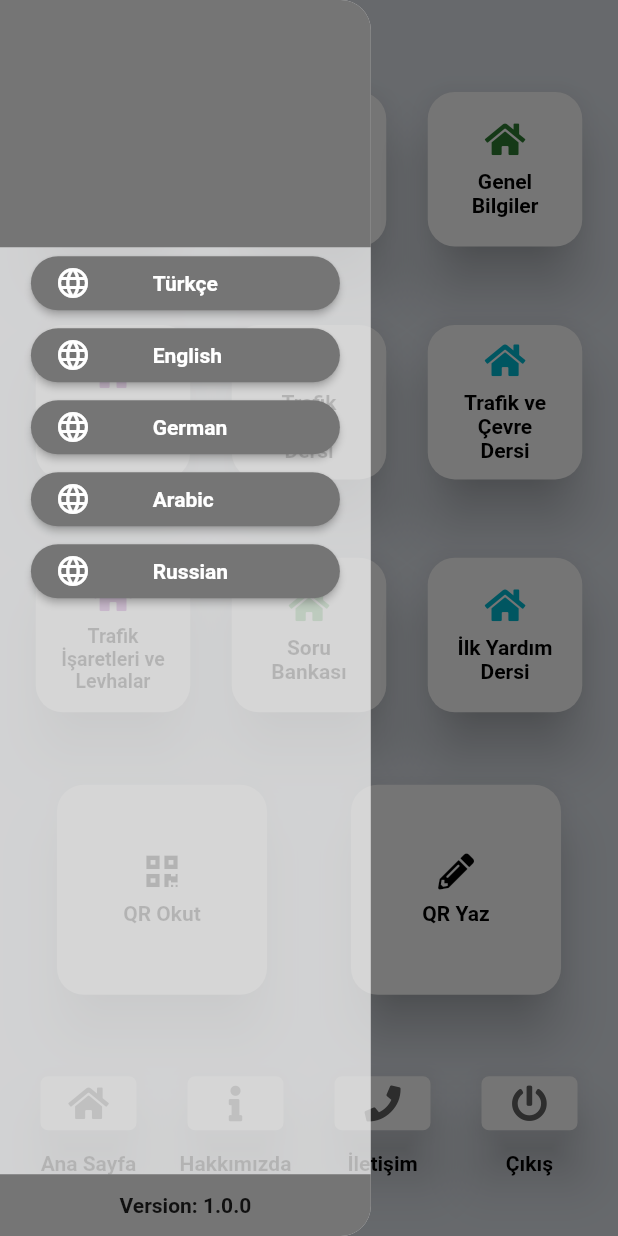
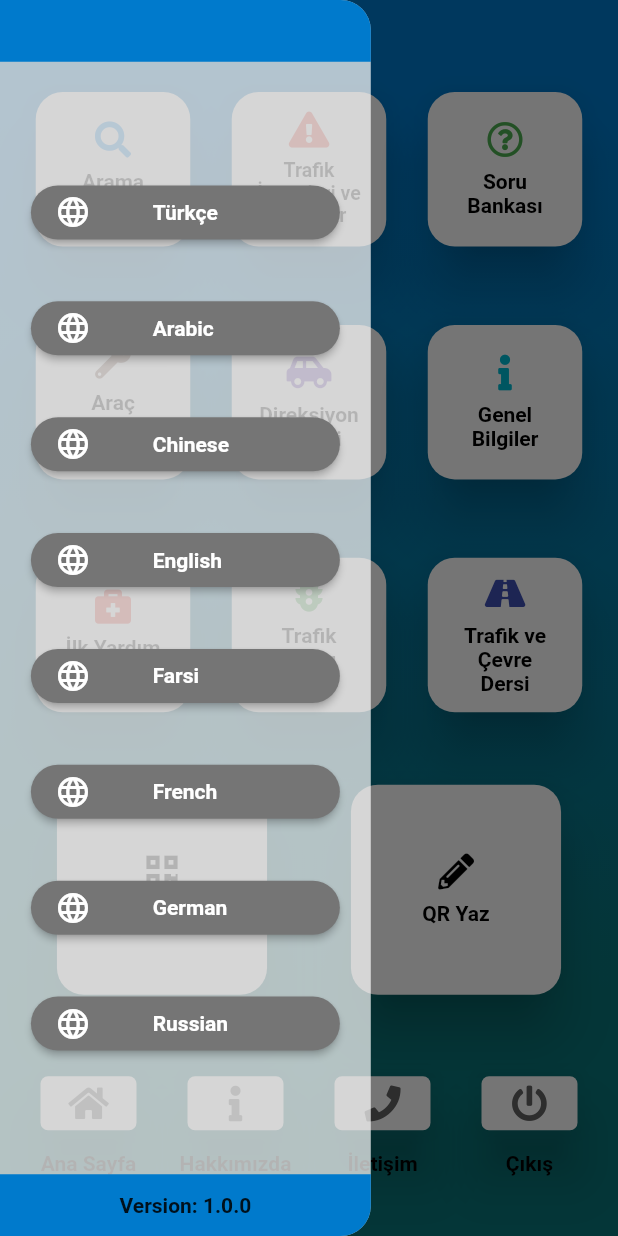
Before and after one commit to tolgabaskesen/mtsk, a Flutter app: the screen it shows after launch, with the side drawer open, on a phone screen of 412 x 824 dp. Run offline on Flutter 3.47's test engine with Material 2 defaults, Android fonts, the phone set to English and light mode, and no system bars; drawn by our look-alikes of auto_size_text; our stand-ins replace easy_localization, font_awesome_flutter, shared_preferences.

Commit message:
QR package installed, visual update.

```diff
--- a/lib/constants/colors.dart
+++ b/lib/constants/colors.dart
@@ -1,3 +1,5 @@
 import 'package:flutter/material.dart';
 
 Color primaryColor = const Color(0xFFe0e5ec);
+Color secondaryColor = const Color(0xFF007acc);
+Color thirdColor = const Color(0xFF097579);
--- a/lib/screens/homepage.dart
+++ b/lib/screens/homepage.dart
@@ -21,7 +21,19 @@ class _HomePageState extends State<HomePage> {
       body: Container(
         height: size.height,
         width: size.width,
-        color: primaryColor,
+        decoration: BoxDecoration(
+            gradient: LinearGradient(
+          stops: const [
+            0.1,
+            0.8,
+          ],
+          begin: Alignment.topCenter,
+          end: Alignment.bottomCenter,
+          colors: [
+            secondaryColor,
+            thirdColor,
+          ],
+        )),
         padding: EdgeInsets.only(
             top: size.height * 0.05, left: 10, right: 10, bottom: 10),
         child: Column(
@@ -72,36 +84,36 @@ class _HomePageState extends State<HomePage> {
               mainAxisAlignment: MainAxisAlignment.spaceAround,
               crossAxisAlignment: CrossAxisAlignment.center,
               children: [
-                ustMenuItem(() {}, "Araç Tekniği Dersi", FontAwesomeIcons.home,
-                    Colors.red),
-                ustMenuItem(() {}, "Direksiyon Eğitimi", FontAwesomeIcons.home,
-                    Colors.orange),
-                ustMenuItem(() {}, "Genel Bilgiler", FontAwesomeIcons.home,
-                    Colors.green.shade800),
+                ustMenuItem(() {}, "Arama Motoru", FontAwesomeIcons.search,
+                    Colors.blue),
+                ustMenuItem(() {}, "Trafik İşaretleri ve Levhalar",
+                    FontAwesomeIcons.exclamationTriangle, Colors.red),
+                ustMenuItem(() {}, "Soru Bankası",
+                    FontAwesomeIcons.questionCircle, Colors.green),
               ],
             ),
             Row(
               mainAxisAlignment: MainAxisAlignment.spaceAround,
               crossAxisAlignment: CrossAxisAlignment.center,
               children: [
-                ustMenuItem(() {}, "İlk Yardım Dersi", FontAwesomeIcons.home,
-                    Colors.purple),
-                ustMenuItem(() {}, "Trafik Adabı Dersi", FontAwesomeIcons.home,
-                    Colors.green),
-                ustMenuItem(() {}, "Trafik ve Çevre Dersi",
-                    FontAwesomeIcons.home, Colors.cyan),
+                ustMenuItem(() {}, "Araç Tekniği Dersi", FontAwesomeIcons.wrench,
+                    Colors.brown),
+                ustMenuItem(() {}, "Direksiyon Eğitimi",
+                    FontAwesomeIcons.carSide, Colors.deepPurple),
+                ustMenuItem(() {}, "Genel Bilgiler", FontAwesomeIcons.info,
+                    Colors.cyan),
               ],
             ),
             Row(
               mainAxisAlignment: MainAxisAlignment.spaceAround,
               crossAxisAlignment: CrossAxisAlignment.center,
               children: [
-                ustMenuItem(() {}, "Trafik İşaretleri ve Levhalar",
-                    FontAwesomeIcons.home, Colors.purple),
-                ustMenuItem(
-                    () {}, "Soru Bankası", FontAwesomeIcons.home, Colors.green),
-                ustMenuItem(() {}, "İlk Yardım Dersi", FontAwesomeIcons.home,
-                    Colors.cyan),
+                ustMenuItem(() {}, "İlk Yardım Dersi",
+                    FontAwesomeIcons.briefcaseMedical, Colors.red),
+                ustMenuItem(() {}, "Trafik Adabı Dersi",
+                    FontAwesomeIcons.trafficLight, Colors.green),
+                ustMenuItem(() {}, "Trafik ve Çevre Dersi",
+                    FontAwesomeIcons.road, Colors.indigo),
               ],
             ),
           ],
--- a/lib/widgets/drawer/drawerbutton.dart
+++ b/lib/widgets/drawer/drawerbutton.dart
@@ -1,4 +1,5 @@
 import 'package:flutter/material.dart';
+import 'package:mtsk/constants/colors.dart';
 
 class DrawerButton extends StatefulWidget {
   final String buttonText;
@@ -23,7 +24,7 @@ class _DrawerButtonState extends State<DrawerButton> {
         width: size.width * 0.5,
         child: ElevatedButton(
             style: ElevatedButton.styleFrom(
-              primary: Color(0XFF217eaa), // background
+              primary: secondaryColor, // background
               onPrimary: Colors.white, // foreground
             ),
             onPressed: widget.buttonFunction,
--- a/lib/widgets/drawer/drawerwidget.dart
+++ b/lib/widgets/drawer/drawerwidget.dart
@@ -1,4 +1,5 @@
 import 'package:flutter/material.dart';
+import 'package:mtsk/constants/colors.dart';
 import 'package:mtsk/init/generated/locale_keys.g.dart';
 import 'package:mtsk/widgets/language/languagebutton.dart';
 import 'drawerButton.dart';
@@ -22,12 +23,13 @@ class _DrawerWidgetState extends State<DrawerWidget> {
       width: size.width * 0.6,
       height: size.height,
       child: Column(
+        mainAxisAlignment: MainAxisAlignment.spaceBetween,
         children: [
           Container(
-            height: size.height * 0.2,
+            height: size.height * 0.05,
             width: size.width * 0.6,
             decoration: BoxDecoration(
-                color: Colors.grey.shade600,
+                color: secondaryColor,
                 borderRadius: const BorderRadius.only(
                   topRight: Radius.circular(20),
                 )),
@@ -48,6 +50,7 @@ class _DrawerWidgetState extends State<DrawerWidget> {
             height: size.height * 0.75,
             width: size.width * 0.6,
             child: Column(
+              mainAxisAlignment: MainAxisAlignment.spaceAround,
               children: const [
                 LanguageButton(
                     pic: "turkey",
@@ -55,20 +58,35 @@ class _DrawerWidgetState extends State<DrawerWidget> {
                     upperID: "TR",
                     buttonText: "Türkçe"),
                 LanguageButton(
+                    pic: "arab",
+                    lowerID: "ar",
+                    upperID: "SA",
+                    buttonText: "Arabic"),
+                LanguageButton(
+                    pic: "russia",
+                    lowerID: "ch",
+                    upperID: "CH",
+                    buttonText: "Chinese"),
+                LanguageButton(
                     pic: "england",
                     lowerID: "en",
                     upperID: "US",
                     buttonText: "English"),
                 LanguageButton(
+                    pic: "russia",
+                    lowerID: "fs",
+                    upperID: "FS",
+                    buttonText: "Farsi"),
+                LanguageButton(
+                    pic: "russia",
+                    lowerID: "fr",
+                    upperID: "FR",
+                    buttonText: "French"),
+                LanguageButton(
                     pic: "germany",
                     lowerID: "de",
                     upperID: "DE",
                     buttonText: "German"),
-                LanguageButton(
-                    pic: "arab",
-                    lowerID: "ar",
-                    upperID: "SA",
-                    buttonText: "Arabic"),
                 LanguageButton(
                     pic: "russia",
                     lowerID: "ru",
@@ -81,7 +99,7 @@ class _DrawerWidgetState extends State<DrawerWidget> {
             height: size.height * 0.05,
             width: size.width * 0.6,
             decoration: BoxDecoration(
-                color: Colors.grey.shade600,
+                color: secondaryColor,
                 borderRadius: const BorderRadius.only(
                   bottomRight: Radius.circular(20),
                 )),
--- a/pubspec.yaml
+++ b/pubspec.yaml
@@ -39,6 +39,8 @@ dependencies:
   provider: ^6.0.0
   font_awesome_flutter: ^9.1.0
   auto_size_text: ^3.0.0-nullsafety.0
+  flutter_barcode_scanner: ^2.0.0
+  webview_flutter: ^2.1.1
 
 dev_dependencies:
   flutter_test:
```
Also changed, not shown: pubspec.lock.
